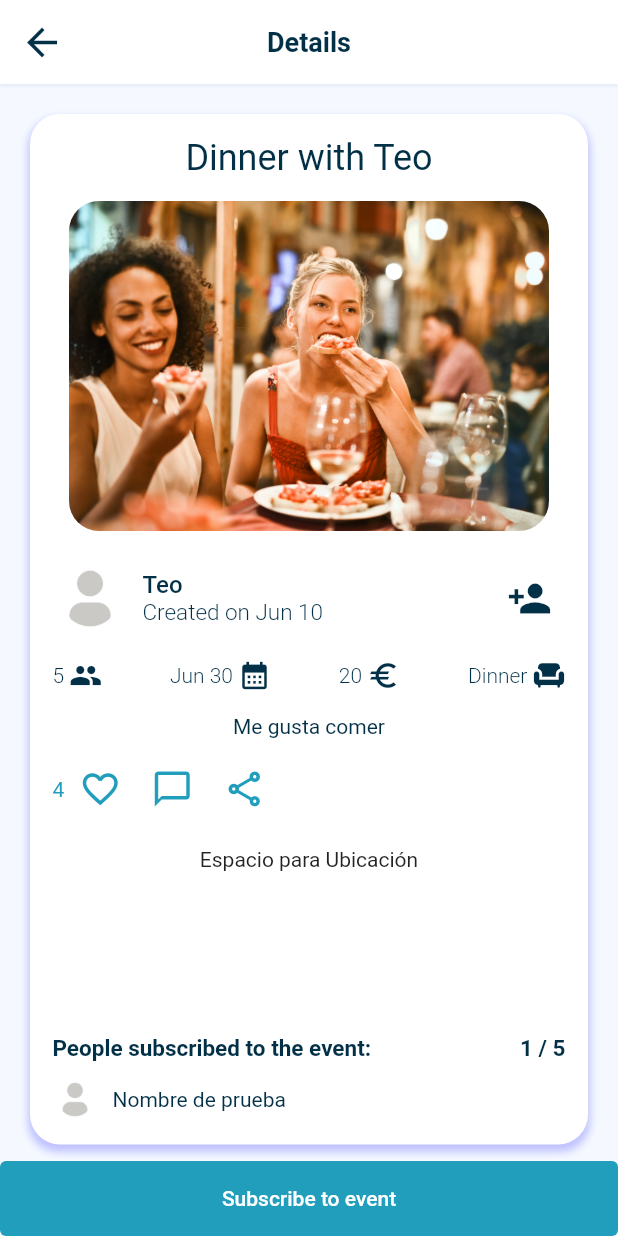
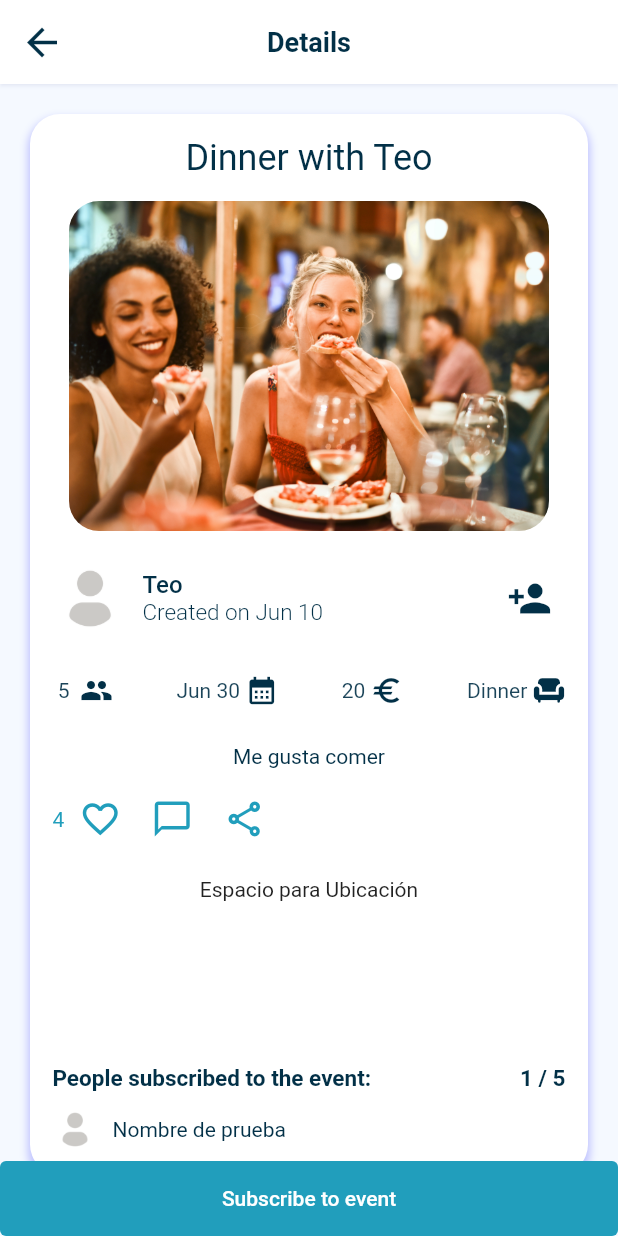
Before and after one commit to tedyted26/Schange, a Flutter app: the EventDetailsPage screen opened by its route, on a phone screen of 412 x 824 dp. Run offline on Flutter 3.47's test engine with Material 2 defaults, Android fonts, the phone set to English and light mode, and no system bars; Roboto replaces fonts that are missing (SFUIText); project files that could hold a hidden picture were left out.

Commit message:
mejora de codigo anterior, haciendo new event

```diff
--- a/lib/EventCustomCard.dart
+++ b/lib/EventCustomCard.dart
@@ -29,20 +29,23 @@ class EventCustomCard extends StatelessWidget {
 
 class EventCustomCardImage extends StatelessWidget {
   final String picUrl;
+  final double marginTop;
   const EventCustomCardImage(
-      {Key? key, this.picUrl = 'images/no-image.png'}) //TODO mirar rutas
+      {Key? key,
+      this.picUrl = 'images/no-image.png',
+      this.marginTop = 15}) //TODO mirar rutas
       : super(key: key);
 
   @override
   Widget build(BuildContext context) {
     return Container(
-      margin: const EdgeInsets.only(top: 15, bottom: 15),
+      height: 220,
+      width: 320,
+      margin: EdgeInsets.only(top: marginTop, bottom: 15),
       child: ClipRRect(
         borderRadius: const BorderRadius.all(Radius.circular(20.0)),
         child: Image.asset(
           picUrl,
-          height: 220,
-          width: 320,
           fit: BoxFit.cover,
         ),
       ),
@@ -141,72 +144,76 @@ class EventCustomCardFiltersInfo extends StatelessWidget {
         mainAxisAlignment: MainAxisAlignment.spaceBetween,
         children: [
           //NUMBER OF PEOPLE
-          Wrap(
-            crossAxisAlignment: WrapCrossAlignment.center,
-            children: [
-              Text(
-                '$maxPeople ',
-                style: TextStyle(
-                  color: Theme.of(context).primaryColor,
-                  fontWeight: FontWeight.w300,
+          CustomPairIconText(
+            icon: Icons.people,
+            text: '$maxPeople ',
+            reversed: true,
+            size: 22,
           ),
+
+          //DATE
+          CustomPairIconText(
+            icon: Icons.calendar_month,
+            text: date,
+            reversed: true,
+            size: 22,
           ),
-              const Icon(
-                Icons.people,
+
+          //PRICE
+          CustomPairIconText(
+            icon: Icons.euro,
+            text: '$price',
+            reversed: true,
+            size: 22,
+          ),
+
+          //CATEGORY
+          CustomPairIconText(
+            icon: Icons.chair,
+            text: category,
+            reversed: true,
             size: 22,
           ),
         ],
       ),
-          //DATE
-          Wrap(
-            crossAxisAlignment: WrapCrossAlignment.center,
+    );
+  }
+}
+
+class CustomPairIconText extends StatelessWidget {
+  final IconData icon;
+  final String text;
+  final bool reversed;
+  final double size;
+
+  const CustomPairIconText({
+    Key? key,
+    required this.icon,
+    required this.text,
+    this.reversed = false,
+    this.size = 20,
+  }) : super(key: key);
+
+  @override
+  Widget build(BuildContext context) {
+    return Container(
+      margin: const EdgeInsets.only(top: 10, bottom: 10),
+      child: Row(
         children: [
+          if (reversed)
             Text(
-                '$date ',
+              ' ' + text + ' ',
               style: TextStyle(
-                  color: Theme.of(context).primaryColor,
-                  fontWeight: FontWeight.w300,
+                color: Theme.of(context).primaryColor.withOpacity(0.9),
               ),
             ),
-              const Icon(
-                Icons.calendar_month,
-                size: 22,
+          Icon(icon, size: size),
+          if (!reversed)
+            Text(
+              ' ' + text,
+              style: TextStyle(
+                color: Theme.of(context).primaryColor.withOpacity(0.9),
               ),
-            ],
-          ),
-          //PRICE
-          Wrap(
-            crossAxisAlignment: WrapCrossAlignment.center,
-            children: [
-              Text(
-                '$price ',
-                style: TextStyle(
-                  color: Theme.of(context).primaryColor,
-                  fontWeight: FontWeight.w300,
-                ),
-              ),
-              const Icon(
-                Icons.euro,
-                size: 22,
-              ),
-            ],
-          ),
-          //CATEGORY
-          Wrap(
-            crossAxisAlignment: WrapCrossAlignment.center,
-            children: [
-              Text(
-                '$category ',
-                style: TextStyle(
-                  color: Theme.of(context).primaryColor,
-                  fontWeight: FontWeight.w300,
-                ),
-              ),
-              const Icon(
-                Icons.chair,
-                size: 22,
-              ),
-            ],
             ),
         ],
       ),
--- a/lib/main.dart
+++ b/lib/main.dart
@@ -41,7 +41,7 @@ class MyApp extends StatelessWidget {
           size: 30,
         ),
       ),
-      initialRoute: '/event-details',
+      initialRoute: '/new-event',
       onGenerateRoute: RouteGenerator.generateRoute,
     );
   }
```
Also changed, not shown: lib/NewEvent.dart (+95 -6 lines), images/no-image.png. Lines whose indentation alone changed are shown as unchanged.
